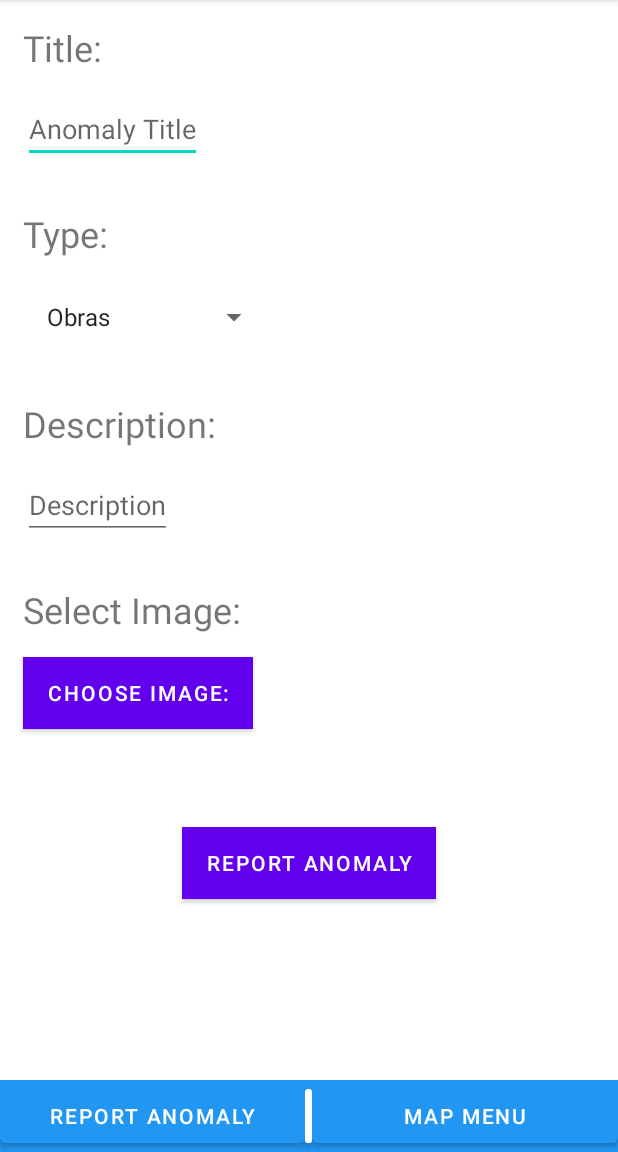
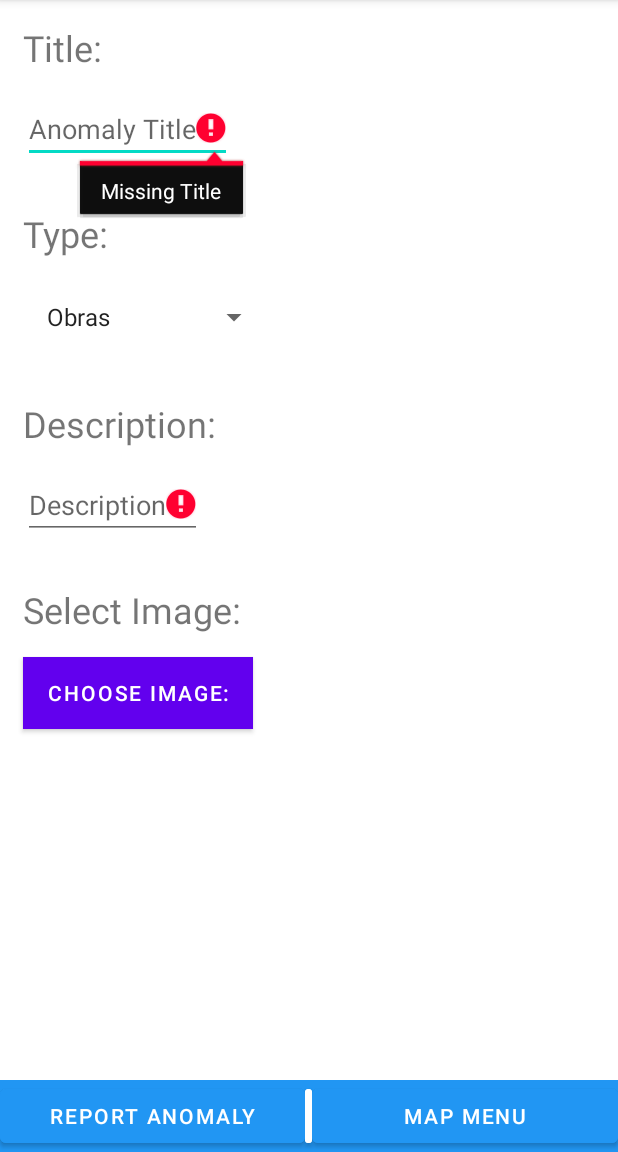
Before and after one commit to davidverde/SmartCities, an Android app: the add_anom screen opened directly, with no data from a screen before it, after a tap on "REPORT ANOMALY", on a phone screen of 412 x 824 dp, the part 84-1236 px from its top. Run offline under Robolectric (Android 15) with nearby library versions, the light colour scheme and no system bars; 3 statements that could not run were skipped.

Commit message:
Restrições e verificações nos campos do pedido para reportar anomalia

```diff
--- a/app/src/main/java/com/example/smartcities/add_anom.kt
+++ b/app/src/main/java/com/example/smartcities/add_anom.kt
@@ -54,6 +54,19 @@ class add_anom : AppCompatActivity() {
         var intent = Intent(this, MapsActivity::class.java)
 
         // POST report anomalia
+
+        if (title.text.isNullOrEmpty() || description.text.isNullOrEmpty()) {
+
+            if (title.text.isNullOrEmpty()) {
+                title.error = getString(R.string.missTitle)
+            }
+            if (description.text.isNullOrEmpty()) {
+                description.error = getString(R.string.miss_description)
+            }
+
+        } else {
+
+
             val request = ServiceBuilder.buildService(EndPoints::class.java)
             val call = request.addAnom(utl_atual.toInt(), title.text.toString(), description.text.toString(), tipo, "Image", lat.toFloat(), long.toFloat())
 
@@ -72,6 +85,7 @@ class add_anom : AppCompatActivity() {
 
             })
         }
+    }
 
 
     fun voltarMapa_add(view: View) {
--- a/app/src/main/res/layout/activity_add_anom.xml
+++ b/app/src/main/res/layout/activity_add_anom.xml
@@ -96,17 +96,6 @@
         android:layout_centerHorizontal="true"
         />
 
-    <Button
-        android:id="@+id/button_add_anomaly"
-        android:layout_width="wrap_content"
-        android:layout_height="wrap_content"
-        android:layout_below="@id/img_add"
-        android:background="@color/azulEscuro"
-        android:text="@string/add_anomaly"
-        android:layout_marginTop="50dp"
-        android:layout_centerHorizontal="true"
-        />
-
 
     <LinearLayout
         android:layout_width="match_parent"
```
Lines whose indentation alone changed are shown as unchanged.
